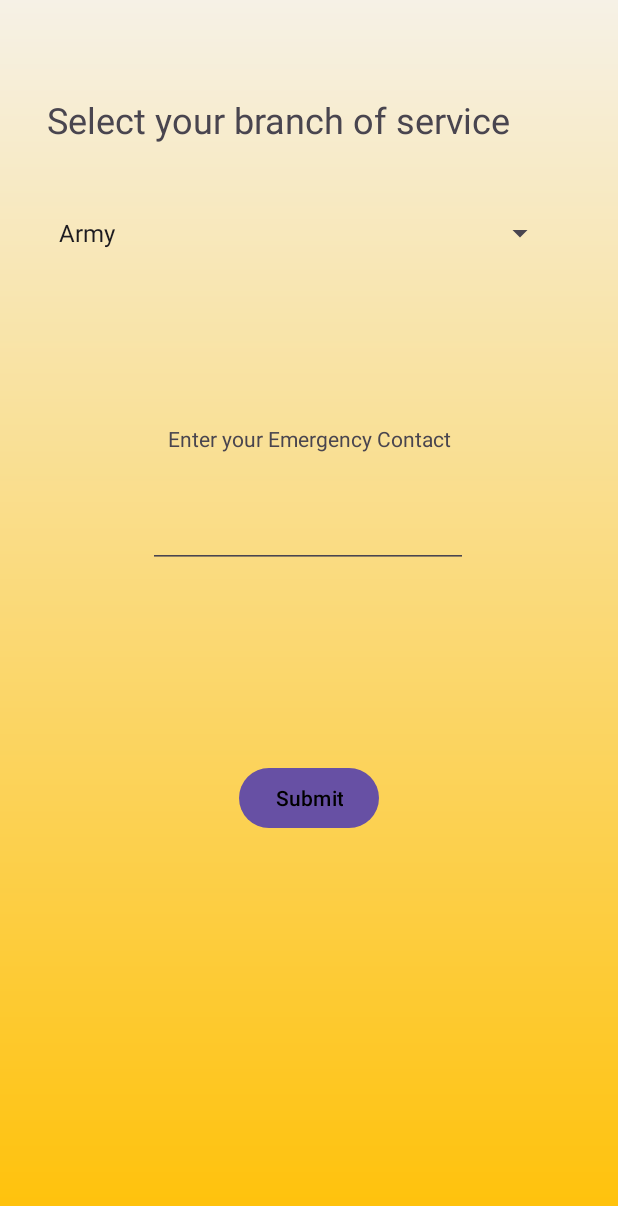
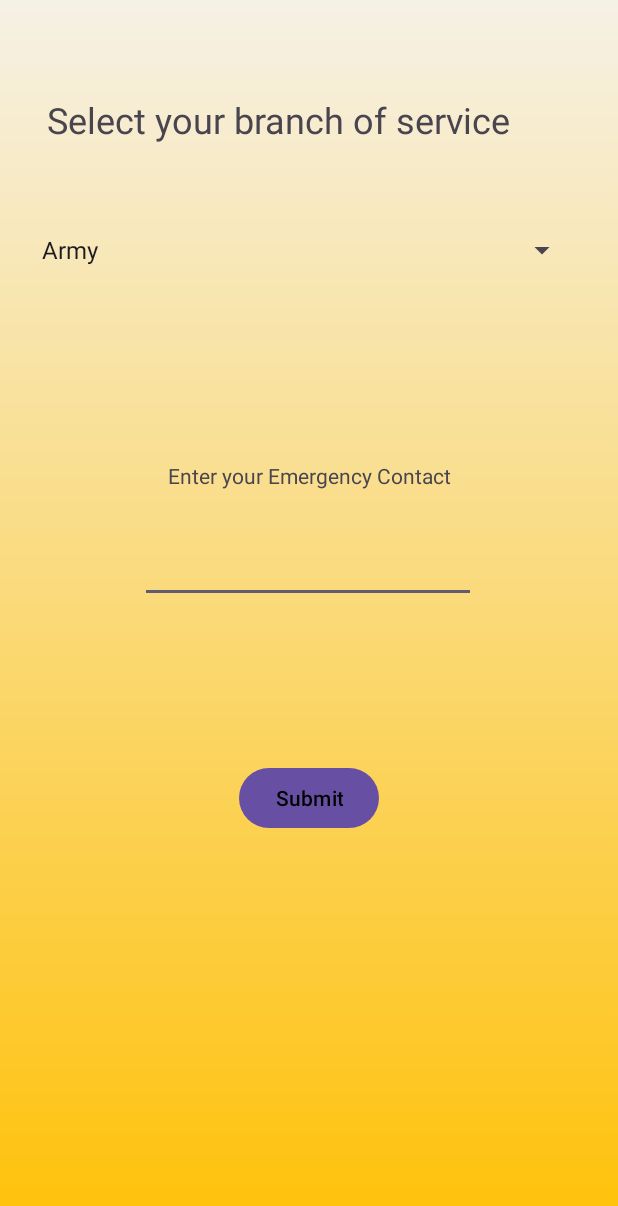
Before and after one commit to Yama9312/VetAppDraft, an Android app: the screen it shows after launch (MainActivity), on a phone screen of 412 x 824 dp. Shown: the top 1206 px of the screen. Run offline under Robolectric (Android 15) with nearby library versions, the phone set to English and light mode, and no system bars.

```diff
--- a/app/src/main/java/com/example/vetappdraft/MainActivity.java
+++ b/app/src/main/java/com/example/vetappdraft/MainActivity.java
@@ -22,7 +22,6 @@ public class MainActivity extends AppCompatActivity {
     public String sBranch;
     private Button btnSubmit;
     private String eContact;
-    private StepAdapter adapter;
 
     @SuppressLint("MissingInflatedId")
     @Override
@@ -41,26 +40,16 @@ public class MainActivity extends AppCompatActivity {
         );
         getWindow().getDecorView().setBackground(gradientDrawable);
 
-
-        // need to make a page where the user can change the order of the steps
-        // this intent will route them to that page
-        //from there they will be sent to steps 1-8 in the order they created
-
         Intent intent= new Intent(this, ChangeStepOrder.class);
         btnSubmit = findViewById(R.id.btnSubBranch);
         DatabaseHelper VetDB = new DatabaseHelper(this);
-        btnSubmit.setOnClickListener(
-                new View.OnClickListener() {
-                    @Override
-                    public void onClick(View view) {
-                        //sBranch = mSpinChoice.getSelectedItem().toString();
-                        //eContact = findViewById(R.id.phEContact1).toString();
-                        //VetDB.insertUser(eContact, sBranch);
-                        startActivity(intent);
-                    }
-                }
-        );
 
+        btnSubmit.setOnClickListener( (view) -> {
+            //sBranch = mSpinChoice.getSelectedItem().toString();
+            //eContact = findViewById(R.id.phEContact1).toString();
+            //VetDB.insertUser(eContact, sBranch);
+            startActivity(intent);
+        });
 
         String[] choiceArray = new String[] {
                 "Army", "Marine Corps", "Navy", "Air Force"
--- a/app/src/main/java/com/example/vetappdraft/StepAdapter.java
+++ b/app/src/main/java/com/example/vetappdraft/StepAdapter.java
@@ -18,6 +18,9 @@ public class StepAdapter extends RecyclerView.Adapter<StepAdapter.ViewHolder> {
     public StepAdapter(ArrayList<Page> pages, Context context) {
         this.steps = pages;
         this.context = context;
+    }
+    public StepAdapter () {
+        this.steps = new ArrayList<>();
     }
 
     public void addPage(Page insert) {
--- a/app/src/main/res/layout/activity_main.xml
+++ b/app/src/main/res/layout/activity_main.xml
@@ -6,11 +6,6 @@
     android:layout_width="match_parent"
     android:layout_height="match_parent"
     tools:context=".MainActivity">
-
-    <androidx.recyclerview.widget.RecyclerView
-        android:id="@+id/recycler_view"
-        android:layout_width="match_parent"
-        android:layout_height="match_parent"/>
 
     <TextView
         android:id="@+id/StartTitle"
@@ -27,8 +22,8 @@
 
     <Spinner
         android:id="@+id/spnBranch"
-        android:layout_width="339dp"
-        android:layout_height="44dp"
+        android:layout_width="365dp"
+        android:layout_height="77dp"
         app:layout_constraintBottom_toBottomOf="parent"
         app:layout_constraintEnd_toEndOf="parent"
         app:layout_constraintHorizontal_bias="0.43"
@@ -51,8 +46,8 @@
 
     <EditText
         android:id="@+id/phEContact1"
-        android:layout_width="wrap_content"
-        android:layout_height="wrap_content"
+        android:layout_width="224dp"
+        android:layout_height="62dp"
         android:ems="10"
         android:inputType="phone"
         app:layout_constraintBottom_toBottomOf="parent"
@@ -60,7 +55,7 @@
         app:layout_constraintHorizontal_bias="0.497"
         app:layout_constraintStart_toStartOf="parent"
         app:layout_constraintTop_toTopOf="parent"
-        app:layout_constraintVertical_bias="0.428" />
+        app:layout_constraintVertical_bias="0.446" />
 
     <TextView
         android:id="@+id/ECMessage"
```
Also changed, not shown: app/src/main/java/com/example/vetappdraft/ChangeStepOrder.java (+3 -16 lines), app/src/main/res/layout/activity_change_step_order.xml (+19 -0 lines).
